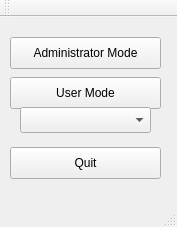
vanpana/LMDB, file mainwindow.ui: the form before one commit.
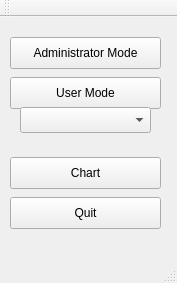
The form after the commit.

Commit message:
Created chart for total number of movies by genre.
Bugs still present on other forms.

The edit to the form file:
```diff
--- a/mainwindow.ui
+++ b/mainwindow.ui
@@ -7,7 +7,7 @@
     <x>0</x>
     <y>0</y>
     <width>177</width>
-    <height>227</height>
+    <height>283</height>
    </rect>
   </property>
   <property name="windowTitle">
@@ -44,7 +44,7 @@
     <property name="geometry">
      <rect>
       <x>10</x>
-      <y>130</y>
+      <y>180</y>
       <width>151</width>
       <height>32</height>
      </rect>
@@ -63,6 +63,19 @@
      </rect>
     </property>
    </widget>
+   <widget class="QPushButton" name="chartButton">
+    <property name="geometry">
+     <rect>
+      <x>10</x>
+      <y>140</y>
+      <width>151</width>
+      <height>32</height>
+     </rect>
+    </property>
+    <property name="text">
+     <string>Chart</string>
+    </property>
+   </widget>
   </widget>
   <widget class="QMenuBar" name="menuBar">
    <property name="geometry">
```
The commit also changes 17 other files.
